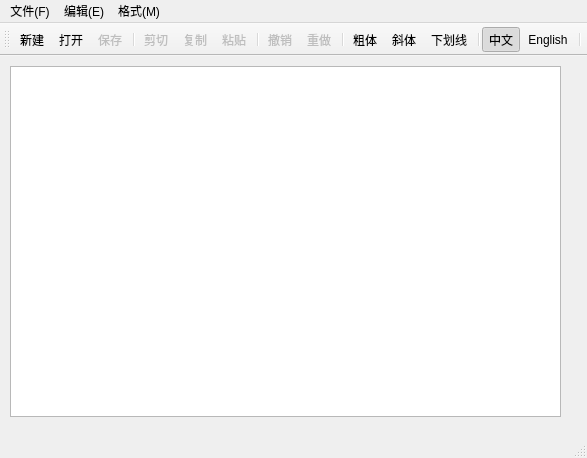
Before: the Qt Designer form samp4_10/mainwindow.ui in LoveOtter/Qt_Demo, drawn with Qt 5.
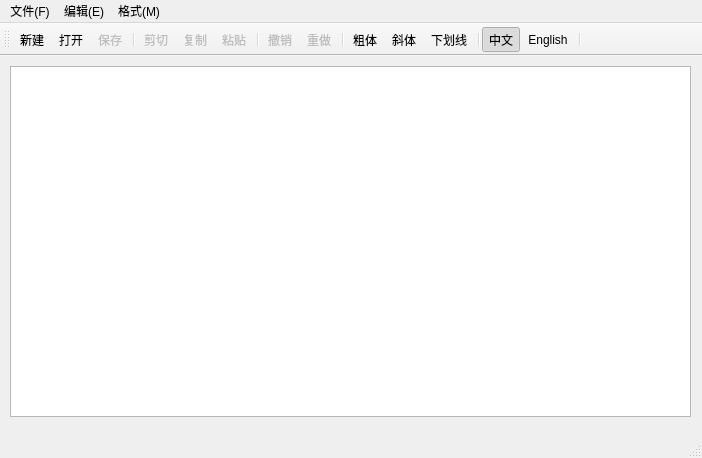
After: the same form once the commit is applied. Icons and pictures are not drawn.

What changed in the file:
```diff
--- a/samp4_10/mainwindow.ui
+++ b/samp4_10/mainwindow.ui
@@ -6,7 +6,7 @@
    <rect>
     <x>0</x>
     <y>0</y>
-    <width>587</width>
+    <width>702</width>
     <height>458</height>
    </rect>
   </property>
@@ -19,7 +19,7 @@
      <rect>
       <x>10</x>
       <y>10</y>
-      <width>551</width>
+      <width>681</width>
       <height>351</height>
      </rect>
     </property>
@@ -30,7 +30,7 @@
     <rect>
      <x>0</x>
      <y>0</y>
-     <width>587</width>
+     <width>702</width>
      <height>21</height>
     </rect>
    </property>
@@ -82,9 +82,17 @@
   </widget>
   <widget class="QStatusBar" name="statusbar"/>
   <widget class="QToolBar" name="toolBar">
+   <property name="font">
+    <font>
+     <pointsize>9</pointsize>
+    </font>
+   </property>
    <property name="windowTitle">
     <string>toolBar</string>
    </property>
+   <property name="toolButtonStyle">
+    <enum>Qt::ToolButtonStyle::ToolButtonTextUnderIcon</enum>
+   </property>
    <attribute name="toolBarArea">
     <enum>TopToolBarArea</enum>
    </attribute>
```
Left out of the diff: 179 changed lines with no effect on the pictures.
